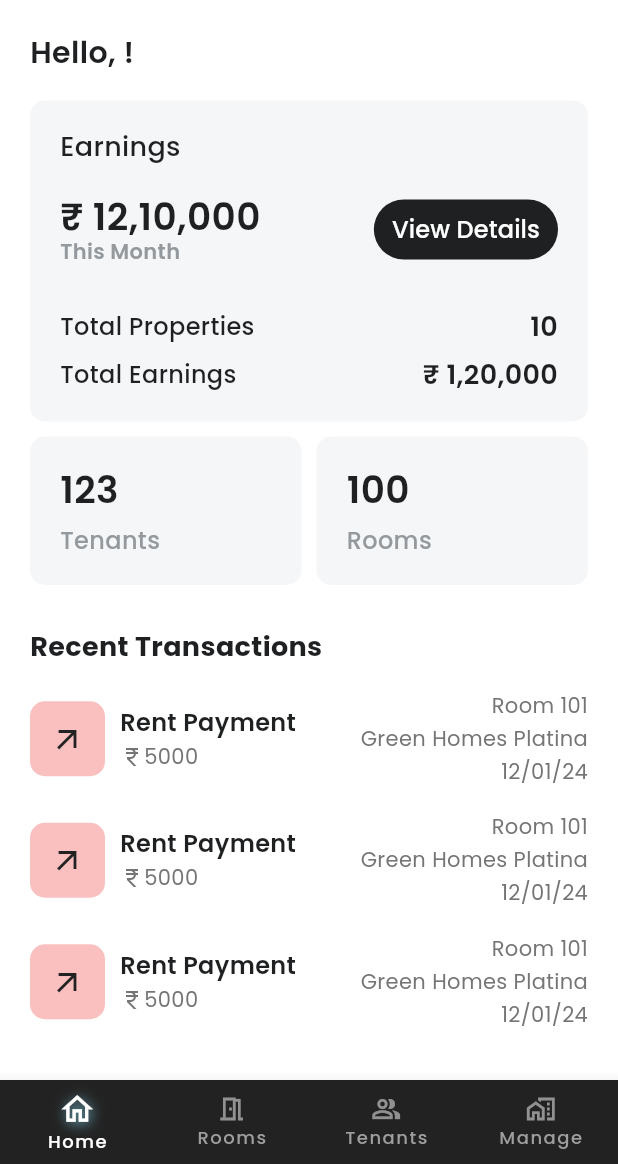
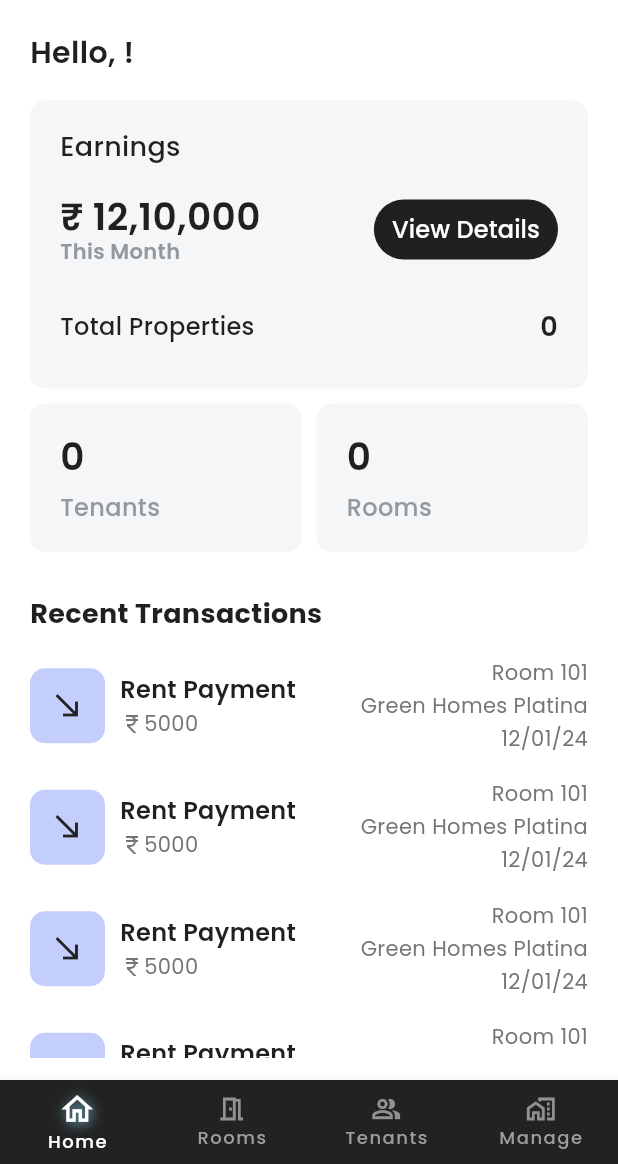
Before and after one commit to himakhaitan/fiyoh, a Flutter app: the screen it shows once a user with an empty profile is signed in, on a phone screen of 412 x 824 dp, the part 72-1236 px from its top. Run offline on Flutter 3.47's test engine with Material 3 defaults, Android fonts, the phone set to English and light mode, and no system bars; our stand-ins replace bloc, cloud_firestore, firebase_auth, firebase_core, flutter_bloc, google_fonts and 1 more; accounts and stored records are empty.

Commit message:
Small Fix

```diff
--- a/data_plan.json
+++ b/data_plan.json
@@ -18,6 +18,7 @@
     "STRUCTURE": {
       "id": "String",
       "booking_id": "String",
+      "property_id": "String",
       "amount": "Double",
       "payment_mode": "String",
       "status": "String",
--- a/lib/dashboard/screens/dashboard.dart
+++ b/lib/dashboard/screens/dashboard.dart
@@ -53,8 +53,15 @@ class _DashboardState extends State<Dashboard> {
         controller: _pageController,
         onPageChanged: onPageChanged,
         children: [
-          BlocProvider(
-            create: (context) => AuthBloc(),
+          MultiBlocProvider(
+            providers: [
+              BlocProvider(
+                create: (context) => AuthBloc(),
+              ),
+              BlocProvider(
+                create: (context) => PropertyBloc(),
+              ),
+            ],
             child: const HomeScreen(),
           ),
           BlocProvider(
--- a/lib/dashboard/screens/home_screen.dart
+++ b/lib/dashboard/screens/home_screen.dart
@@ -1,3 +1,5 @@
+import 'package:fiyoh/models/property.dart';
+import 'package:fiyoh/property/bloc/property_bloc.dart';
 import 'package:flutter/material.dart';
 import 'package:flutter_bloc/flutter_bloc.dart';
 import 'package:fiyoh/app_entry/auth/bloc/auth_bloc.dart';
@@ -89,32 +91,65 @@ class _HomeScreenState extends State<HomeScreen> {
                   ],
                 ),
                 const SizedBox(height: 30),
-                const HomeInfoItem(
-                  label: "Total Properties",
-                  value: "10",
+                BlocBuilder<PropertyBloc, PropertyState>(
+                  builder: (context, state) {
+                    if (state is PropertyLoaded) {
+                      return HomeInfoItem(
+                        label: "Total Properties",
+                        value: state.properties.length.toString(),
+                      );
+                    } else {
+                      context.read<PropertyBloc>().add(GetProperties());
+                    }
+                    return const SizedBox();
+                  },
                 ),
                 const SizedBox(height: 10),
-                const HomeInfoItem(
-                  label: "Total Earnings",
-                  value: "₹ 1,20,000",
-                ),
+                // const HomeInfoItem(
+                //   label: "Total Earnings",
+                //   value: "₹ 1,20,000",
+                // ),
               ],
             ),
           ),
           const SizedBox(height: 10),
-          const Row(
+          Row(
             mainAxisAlignment: MainAxisAlignment.spaceBetween,
             children: [
-              HomeDetailShort(
-                label: "Tenants",
-                value: "123",
+              BlocBuilder<PropertyBloc, PropertyState>(
+                builder: (context, state) {
+                  return HomeDetailShort(
+                    label: "Tenants",
+                    value: state is PropertyLoaded
+                        ? state.properties
+                            .fold(
+                              0,
+                              (previousValue, element) =>
+                                  previousValue + element.totalTenants,
+                            )
+                            .toString()
+                        : "0",
+                  );
+                },
               ),
-              SizedBox(
+              const SizedBox(
                 width: 10,
               ),
-              HomeDetailShort(
-                label: "Rooms",
-                value: "100",
+              BlocBuilder<PropertyBloc, PropertyState>(
+                builder: (context, state) {
+                  return HomeDetailShort(
+                    label: "Rooms",
+                    value: state is PropertyLoaded
+                        ? state.properties
+                            .fold(
+                              0,
+                              (previousValue, element) =>
+                                  previousValue + element.totalRooms,
+                            )
+                            .toString()
+                        : "0",
+                  );
+                },
               ),
             ],
           ),
@@ -126,7 +161,7 @@ class _HomeScreenState extends State<HomeScreen> {
           Expanded(
             child: ListView.builder(
               itemBuilder: (context, index) {
-                return TransactionItem(isCredit: false);
+                return TransactionItem(isCredit: true);
               },
               itemCount: 8,
               shrinkWrap: true,
--- a/lib/dashboard/screens/rooms_screen.dart
+++ b/lib/dashboard/screens/rooms_screen.dart
@@ -1,3 +1,4 @@
+import 'package:fiyoh/property/widgets/no_property.dart';
 import 'package:flutter/material.dart';
 import 'package:flutter_bloc/flutter_bloc.dart';
 import 'package:fiyoh/common_widgets/dropdown.dart';
@@ -146,9 +147,7 @@ class _RoomsScreenState extends State<RoomsScreen> {
           _isLoading
               ? const ProgressLoader()
               : (propertyItems.isEmpty)
-                  ? const Center(
-                      child: Text("No properties found."),
-                    )
+                  ? const NoProperty()
                   : (rooms.isEmpty)
                       ? const Center(
                           child: Text("No rooms found."),
--- a/lib/dashboard/screens/tenants_screen.dart
+++ b/lib/dashboard/screens/tenants_screen.dart
@@ -1,5 +1,6 @@
 import 'package:fiyoh/common_widgets/progress_loader.dart';
 import 'package:fiyoh/models/tenant.dart';
+import 'package:fiyoh/property/widgets/no_property.dart';
 import 'package:fiyoh/tenant/bloc/tenant_bloc.dart';
 import 'package:flutter/material.dart';
 import 'package:flutter_bloc/flutter_bloc.dart';
@@ -80,6 +81,9 @@ class _TenantsScreenState extends State<TenantsScreen> {
           listener: (context, state) {
             if (state is PropertyLoaded) {
               _updateProperties(state);
+              setState(() {
+                _isLoading = false;
+              });
             } else if (state is PropertyLoading) {
               setState(() {
                 _isLoading = true;
@@ -191,7 +195,7 @@ class _TenantsScreenState extends State<TenantsScreen> {
           _isLoading
               ? const ProgressLoader()
               : (propertyItems.isEmpty)
-                  ? const Center(child: Text("No property found"))
+                  ? const NoProperty()
                   : Expanded(
                       child: ListView.builder(
                         itemCount: tenantItems.length,
--- a/lib/main.dart
+++ b/lib/main.dart
@@ -10,12 +10,12 @@ import 'package:fiyoh/app_entry/auth/screens/forgot_password_screen.dart';
 import 'package:fiyoh/property/screens/add_new_property_screen.dart';
 import 'package:fiyoh/property/screens/add_new_tenant_screen.dart';
 import 'package:fiyoh/app_entry/auth/bloc/auth_bloc.dart';
+import 'package:fiyoh/tenant/bloc/tenant_bloc.dart';
 import 'package:flutter/material.dart';
 import 'package:flutter/services.dart';
 import 'package:firebase_core/firebase_core.dart';
 import 'package:flutter_bloc/flutter_bloc.dart';
 import 'package:fiyoh/support/support_screen.dart';
-import 'package:fiyoh/tenant/screens/tenant_detail_screen.dart';
 import 'firebase_options.dart';
 
 void main() async {
@@ -93,6 +93,9 @@ class MyApp extends StatelessWidget {
               BlocProvider(
                 create: (context) => AuthBloc(),
               ),
+              BlocProvider(
+                create: (context) => TenantBloc(),
+              ),
             ],
             child: const Dashboard(),
           ),
--- a/lib/payments/bloc/payment_bloc.dart
+++ b/lib/payments/bloc/payment_bloc.dart
@@ -52,6 +52,7 @@ class PaymentBloc extends Bloc<PaymentEvent, PaymentState> {
 
       await _firestore.collection('transactions').add({
         'booking_id': event.bookingId,
+        'property_id': event.propertyId,
         'amount': event.amount,
         'payment_method': event.paymentMethod,
         'status': 'PAID',
@@ -76,6 +77,7 @@ class PaymentBloc extends Bloc<PaymentEvent, PaymentState> {
       // Create a transaction
       await _firestore.collection('transactions').add({
         'booking_id': event.bookingId,
+        'property_id': event.propertyId,
         'amount': event.amount,
         'payment_method': event.paymentMethod,
         'status': 'PAID',
--- a/lib/payments/bloc/payment_event.dart
+++ b/lib/payments/bloc/payment_event.dart
@@ -5,6 +5,7 @@ sealed class PaymentEvent {}
 
 class DepositTransaction extends PaymentEvent {
   final String bookingId;
+  final String propertyId;
   final double amount;
   final String paymentMethod;
   final String status;
@@ -13,6 +14,7 @@ class DepositTransaction extends PaymentEvent {
 
   DepositTransaction({
     required this.bookingId,
+    required this.propertyId,
     required this.amount,
     required this.paymentMethod,
     required this.status,
@@ -23,6 +25,7 @@ class DepositTransaction extends PaymentEvent {
 
 class RentTransaction extends PaymentEvent {
   final String bookingId;
+  final String propertyId;
   final double amount;
   final String paymentMethod;
   final String startDate;
@@ -36,6 +39,7 @@ class RentTransaction extends PaymentEvent {
   RentTransaction({
     required this.bookingId,
     required this.amount,
+    required this.propertyId,
     required this.paymentMethod,
     required this.startDate,
     required this.endDate,
--- a/lib/payments/screens/add_payment_screen.dart
+++ b/lib/payments/screens/add_payment_screen.dart
@@ -15,7 +15,8 @@ import 'package:flutter_bloc/flutter_bloc.dart';
 
 class AddPaymentScreen extends StatefulWidget {
   final String bookingID;
-  const AddPaymentScreen({super.key, required this.bookingID});
+  final String propertyID;
+  const AddPaymentScreen({super.key, required this.bookingID, required this.propertyID});
 
   @override
   State<AddPaymentScreen> createState() => _AddPaymentScreenState();
@@ -270,6 +271,7 @@ class _AddPaymentScreenState extends State<AddPaymentScreen> {
                           if (paymentType == 'RENT') {
                             context.read<PaymentBloc>().add(RentTransaction(
                                   bookingId: widget.bookingID,
+                                  propertyId: widget.propertyID,
                                   amount: totalAmount,
                                   paymentMethod: paymentMethod,
                                   startDate: _startDateController.text,
@@ -283,6 +285,7 @@ class _AddPaymentScreenState extends State<AddPaymentScreen> {
                           } else if (paymentType == 'DEPOSIT') {
                             context.read<PaymentBloc>().add(DepositTransaction(
                                   bookingId: widget.bookingID,
+                                  propertyId: widget.propertyID,
                                   amount: totalAmount,
                                   paymentMethod: paymentMethod,
                                   status: 'PAID',
--- a/lib/property/bloc/property_event.dart
+++ b/lib/property/bloc/property_event.dart
@@ -2,15 +2,10 @@ part of 'property_bloc.dart';
 
 @immutable
 sealed class PropertyEvent {
-  @override
-  List<Object> get props => [];
 }
 
 class GetProperties extends PropertyEvent {
   GetProperties();
-
-  @override
-  List<Object> get props => [];
 }
 
 class AddProperty extends PropertyEvent {
@@ -40,7 +35,6 @@ class AddProperty extends PropertyEvent {
     required this.selectedAmenities,
   });
 
-  @override
   List<Object> get props => [
         propertyName,
         streetAddress,
--- a/lib/stats/widgets/transaction_item.dart
+++ b/lib/stats/widgets/transaction_item.dart
@@ -19,7 +19,7 @@ class TransactionItem extends StatelessWidget {
             width: 50,
             height: 50,
             decoration: BoxDecoration(
-              color: isCredit? MyConstants.successMetallic : MyConstants.errorMetallic,
+              color: isCredit? MyConstants.brand400 : MyConstants.brand400,
               borderRadius: BorderRadius.circular(10),
             ),
             child: Icon(
--- a/lib/tenant/screens/tenant_detail_screen.dart
+++ b/lib/tenant/screens/tenant_detail_screen.dart
@@ -123,8 +123,11 @@ class _TenantDetailScreenState extends State<TenantDetailScreen> {
                         create: (context) => PaymentBloc(),
                         child: AddPaymentScreen(
                           bookingID: widget.tenant.activeBooking.id,
+                          propertyID: widget.tenant.activeBooking.propertyId,
                         ),
-                              )));
+                      ),
+                    ),
+                  );
                 },
                 icon: const Icon(
                   Icons.add_circle_outline,
```
Also changed, not shown: lib/dashboard/screens/manage_screen.dart (+18 -9 lines), lib/property/widgets/no_property.dart (added, +36 -0 lines), assets/images/no_property.png (added). Lines whose indentation alone changed are shown as unchanged.
